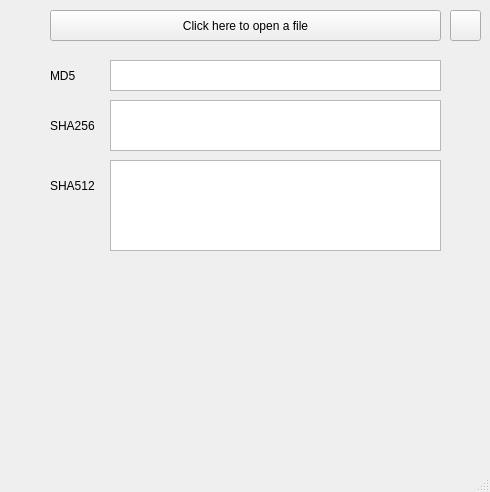
The window that ui/MainWindow.ui (Rizwan-Hasan/Hash-Checker-OLD) describes before a commit, drawn with Qt 5.
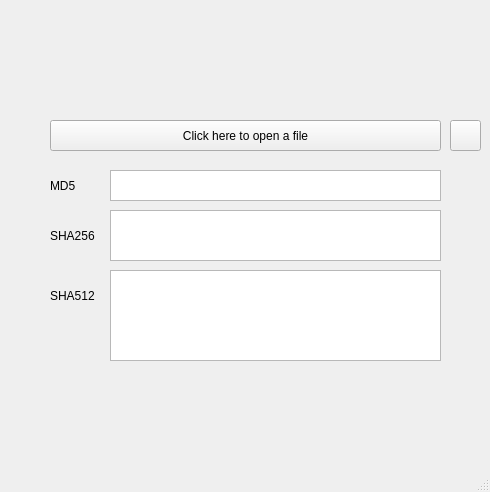
The same window after the commit. Icons and pictures are not drawn.

Diff of the .ui file:
```diff
--- a/ui/MainWindow.ui
+++ b/ui/MainWindow.ui
@@ -30,7 +30,7 @@
     <property name="geometry">
      <rect>
       <x>50</x>
-      <y>10</y>
+      <y>120</y>
       <width>391</width>
       <height>31</height>
      </rect>
@@ -43,7 +43,7 @@
     <property name="geometry">
      <rect>
       <x>10</x>
-      <y>10</y>
+      <y>120</y>
       <width>31</width>
       <height>31</height>
      </rect>
@@ -65,7 +65,7 @@
     <property name="geometry">
      <rect>
       <x>450</x>
-      <y>10</y>
+      <y>120</y>
       <width>31</width>
       <height>31</height>
      </rect>
@@ -88,7 +88,7 @@
     <property name="geometry">
      <rect>
       <x>110</x>
-      <y>60</y>
+      <y>170</y>
       <width>331</width>
       <height>31</height>
      </rect>
@@ -110,7 +110,7 @@
     <property name="geometry">
      <rect>
       <x>50</x>
-      <y>60</y>
+      <y>170</y>
       <width>61</width>
       <height>31</height>
      </rect>
@@ -123,7 +123,7 @@
     <property name="geometry">
      <rect>
       <x>110</x>
-      <y>100</y>
+      <y>210</y>
       <width>331</width>
       <height>51</height>
      </rect>
@@ -148,7 +148,7 @@
     <property name="geometry">
      <rect>
       <x>50</x>
-      <y>110</y>
+      <y>220</y>
       <width>61</width>
       <height>31</height>
      </rect>
@@ -161,7 +161,7 @@
     <property name="geometry">
      <rect>
       <x>110</x>
-      <y>160</y>
+      <y>270</y>
       <width>331</width>
       <height>91</height>
      </rect>
@@ -186,7 +186,7 @@
     <property name="geometry">
      <rect>
       <x>50</x>
-      <y>170</y>
+      <y>280</y>
       <width>61</width>
       <height>31</height>
      </rect>
@@ -199,7 +199,7 @@
     <property name="geometry">
      <rect>
       <x>450</x>
-      <y>60</y>
+      <y>170</y>
       <width>31</width>
       <height>31</height>
      </rect>
@@ -218,7 +218,7 @@
     <property name="geometry">
      <rect>
       <x>450</x>
-      <y>110</y>
+      <y>220</y>
       <width>31</width>
       <height>31</height>
      </rect>
@@ -234,7 +234,7 @@
     <property name="geometry">
      <rect>
       <x>450</x>
-      <y>160</y>
+      <y>270</y>
       <width>31</width>
       <height>31</height>
      </rect>
@@ -246,6 +246,25 @@
      <bool>true</bool>
     </property>
    </widget>
+   <widget class="QLabel" name="label">
+    <property name="geometry">
+     <rect>
+      <x>50</x>
+      <y>10</y>
+      <width>381</width>
+      <height>91</height>
+     </rect>
+    </property>
+    <property name="text">
+     <string/>
+    </property>
+    <property name="pixmap">
+     <pixmap resource="../icons/resources.qrc">:/header/header.png</pixmap>
+    </property>
+    <property name="scaledContents">
+     <bool>true</bool>
+    </property>
+   </widget>
   </widget>
   <widget class="QMenuBar" name="menubar">
    <property name="geometry">
```
